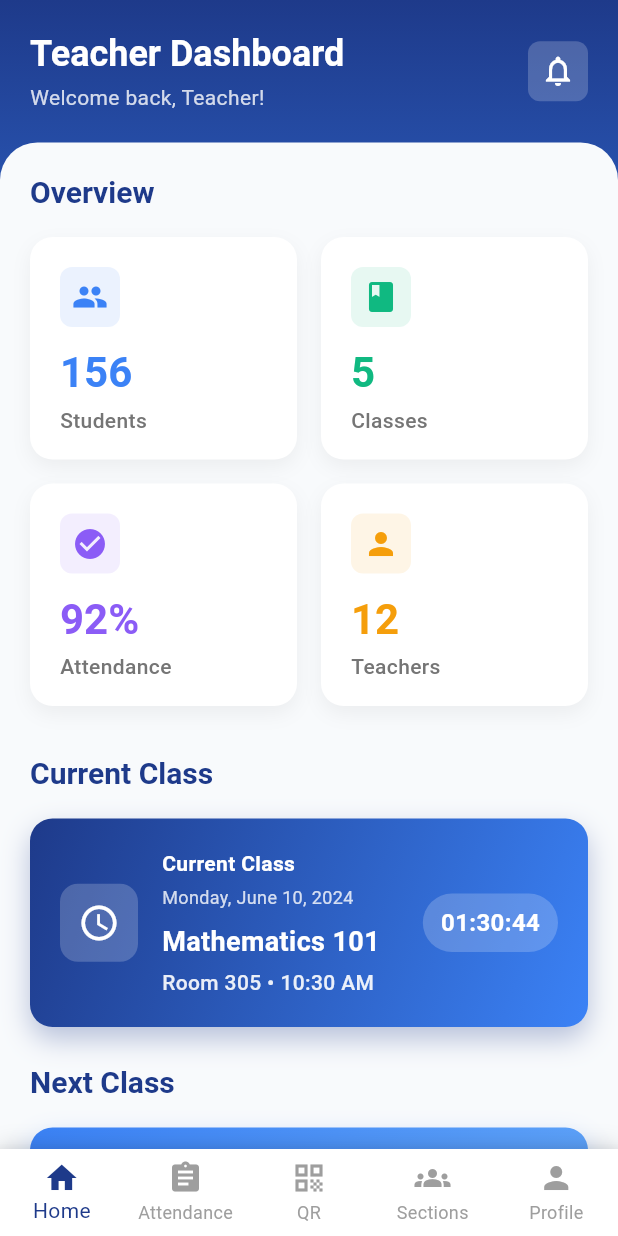
After one commit to Davefgh/Attendance_Monitoring_Mobile, a Flutter app: the DashboardScreen screen opened directly, on a phone screen of 412 x 824 dp. The commit adds this screen. Run offline on Flutter 3.47's test engine with Material 3 defaults, Android fonts, the phone set to English and light mode, and no system bars.

Commit message:
feat: implement dashboard

```diff
--- /dev/null
+++ b/lib/screens/dashboard_screen.dart
@@ -0,0 +1,432 @@
+import 'package:flutter/material.dart';
+
+class DashboardScreen extends StatefulWidget {
+  const DashboardScreen({super.key});
+
+  @override
+  State<DashboardScreen> createState() => _DashboardScreenState();
+}
+
+class _DashboardScreenState extends State<DashboardScreen> {
+  // Countdown timers
+  Duration currentClassTimeLeft = const Duration(hours: 1, minutes: 30, seconds: 45);
+  Duration nextClassTimeLeft = const Duration(hours: 0, minutes: 45, seconds: 30);
+
+  late DateTime currentClassEnd;
+  late DateTime nextClassStart;
+
+  @override
+  void initState() {
+    super.initState();
+    // Set current class end time (example: 1 hour 30 minutes from now)
+    currentClassEnd = DateTime.now().add(const Duration(hours: 1, minutes: 30, seconds: 45));
+    // Set next class start time (example: 2 hours 15 minutes from now)
+    nextClassStart = DateTime.now().add(const Duration(hours: 2, minutes: 15, seconds: 15));
+
+    // Start countdown timers
+    _startCountdown();
+  }
+
+  void _startCountdown() {
+    Future.delayed(const Duration(seconds: 1), () {
+      if (mounted) {
+        final now = DateTime.now();
+
+        // Update current class countdown
+        if (now.isBefore(currentClassEnd)) {
+          currentClassTimeLeft = currentClassEnd.difference(now);
+        } else {
+          currentClassTimeLeft = Duration.zero;
+        }
+
+        // Update next class countdown
+        if (now.isBefore(nextClassStart)) {
+          nextClassTimeLeft = nextClassStart.difference(now);
+        } else {
+          nextClassTimeLeft = Duration.zero;
+        }
+
+        setState(() {});
+        _startCountdown();
+      }
+    });
+  }
+
+  String _formatDuration(Duration duration) {
+    String twoDigits(int n) => n.toString().padLeft(2, "0");
+    String twoDigitMinutes = twoDigits(duration.inMinutes.remainder(60));
+    String twoDigitSeconds = twoDigits(duration.inSeconds.remainder(60));
+
+    if (duration.inHours > 0) {
+      return "${twoDigits(duration.inHours)}:$twoDigitMinutes:$twoDigitSeconds";
+    } else {
+      return "$twoDigitMinutes:$twoDigitSeconds";
+    }
+  }
+
+  @override
+  Widget build(BuildContext context) {
+    return Scaffold(
+      backgroundColor: const Color(0xFFF8FAFC),
+      body: Container(
+        decoration: const BoxDecoration(
+          gradient: LinearGradient(
+            begin: Alignment.topCenter,
+            end: Alignment.bottomCenter,
+            colors: [
+              Color(0xFF1E3A8A), // Deep blue
+              Color(0xFF3B82F6), // Blue
+              Color(0xFF60A5FA), // Light blue
+            ],
+          ),
+        ),
+        child: SafeArea(
+          child: Column(
+            children: [
+              // Header
+              Container(
+                padding: const EdgeInsets.all(20),
+                child: Row(
+                  children: [
+                    Expanded(
+                      child: Column(
+                        crossAxisAlignment: CrossAxisAlignment.start,
+                        children: [
+                          Text(
+                            'Teacher Dashboard',
+                            style: Theme.of(context).textTheme.headlineMedium?.copyWith(
+                              color: Colors.white,
+                              fontWeight: FontWeight.bold,
+                              fontSize: 24,
+                            ),
+                          ),
+                          const SizedBox(height: 4),
+                          Text(
+                            'Welcome back, Teacher!',
+                            style: Theme.of(context).textTheme.bodyMedium?.copyWith(
+                              color: Colors.white.withOpacity(0.8),
+                              fontSize: 14,
+                            ),
+                          ),
+                        ],
+                      ),
+                    ),
+                    Container(
+                      padding: const EdgeInsets.all(8),
+                      decoration: BoxDecoration(
+                        color: Colors.white.withOpacity(0.2),
+                        borderRadius: BorderRadius.circular(8),
+                      ),
+                      child: const Icon(
+                        Icons.notifications_outlined,
+                        color: Colors.white,
+                        size: 24,
+                      ),
+                    ),
+                  ],
+                ),
+              ),
+
+              // Main Content
+              Expanded(
+                child: Container(
+                  decoration: const BoxDecoration(
+                    color: Color(0xFFF8FAFC),
+                    borderRadius: BorderRadius.only(
+                      topLeft: Radius.circular(25),
+                      topRight: Radius.circular(25),
+                    ),
+                  ),
+                  child: SingleChildScrollView(
+                    padding: const EdgeInsets.all(20),
+                    child: Column(
+                      crossAxisAlignment: CrossAxisAlignment.start,
+                      children: [
+                        // Overview Section
+                        Text(
+                          'Overview',
+                          style: Theme.of(context).textTheme.headlineSmall?.copyWith(
+                            fontWeight: FontWeight.bold,
+                            color: const Color(0xFF1E3A8A),
+                            fontSize: 20,
+                          ),
+                        ),
+                        const SizedBox(height: 16),
+
+                        // 4 Cards Grid
+                        GridView.count(
+                          shrinkWrap: true,
+                          physics: const NeverScrollableScrollPhysics(),
+                          crossAxisCount: 2,
+                          crossAxisSpacing: 16,
+                          mainAxisSpacing: 16,
+                          childAspectRatio: 1.2,
+                          children: [
+                            _buildOverviewCard(
+                              'Students',
+                              '156',
+                              Icons.people,
+                              const Color(0xFF3B82F6),
+                            ),
+                            _buildOverviewCard(
+                              'Classes',
+                              '5',
+                              Icons.class_,
+                              const Color(0xFF10B981),
+                            ),
+                            _buildOverviewCard(
+                              'Attendance',
+                              '92%',
+                              Icons.check_circle,
+                              const Color(0xFF8B5CF6),
+                            ),
+                            _buildOverviewCard(
+                              'Teachers',
+                              '12',
+                              Icons.person,
+                              const Color(0xFFF59E0B),
+                            ),
+                          ],
+                        ),
+
+                        const SizedBox(height: 32),
+
+                        // Current Class Section
+                        Text(
+                          'Current Class',
+                          style: Theme.of(context).textTheme.headlineSmall?.copyWith(
+                            fontWeight: FontWeight.bold,
+                            color: const Color(0xFF1E3A8A),
+                            fontSize: 20,
+                          ),
+                        ),
+                        const SizedBox(height: 16),
+
+                        _buildClassCard(
+                          'Mathematics 101',
+                          'Room 305 • 10:30 AM',
+                          'Monday, June 10, 2024',
+                          _formatDuration(currentClassTimeLeft),
+                          true, // is current class
+                        ),
+
+                        const SizedBox(height: 24),
+
+                        // Next Class Section
+                        Text(
+                          'Next Class',
+                          style: Theme.of(context).textTheme.headlineSmall?.copyWith(
+                            fontWeight: FontWeight.bold,
+                            color: const Color(0xFF1E3A8A),
+                            fontSize: 20,
+                          ),
+                        ),
+                        const SizedBox(height: 16),
+
+                        _buildClassCard(
+                          'Science 201',
+                          'Room 205 • 12:00 PM',
+                          'Monday, June 10, 2024',
+                          _formatDuration(nextClassTimeLeft),
+                          false, // is next class
+                        ),
+                      ],
+                    ),
+                  ),
+                ),
+              ),
+            ],
+          ),
+        ),
+      ),
+      bottomNavigationBar: Container(
+        decoration: BoxDecoration(
+          color: Colors.white,
+          boxShadow: [
+            BoxShadow(
+              color: Colors.black.withOpacity(0.1),
+              blurRadius: 10,
+              offset: const Offset(0, -5),
+            ),
+          ],
+        ),
+        child: BottomNavigationBar(
+          backgroundColor: Colors.white,
+          selectedItemColor: const Color(0xFF1E3A8A),
+          unselectedItemColor: Colors.grey,
+          type: BottomNavigationBarType.fixed,
+          currentIndex: 0,
+          items: const [
+            BottomNavigationBarItem(
+              icon: Icon(Icons.home),
+              label: 'Home',
+            ),
+            BottomNavigationBarItem(
+              icon: Icon(Icons.assignment),
+              label: 'Attendance',
+            ),
+            BottomNavigationBarItem(
+              icon: Icon(Icons.qr_code),
+              label: 'QR',
+            ),
+            BottomNavigationBarItem(
+              icon: Icon(Icons.groups),
+              label: 'Sections',
+            ),
+            BottomNavigationBarItem(
+              icon: Icon(Icons.person),
+              label: 'Profile',
+            ),
+          ],
+        ),
+      ),
+    );
+  }
+
+  Widget _buildOverviewCard(String title, String value, IconData icon, Color color) {
+    return Container(
+      padding: const EdgeInsets.all(20),
+      decoration: BoxDecoration(
+        color: Colors.white,
+        borderRadius: BorderRadius.circular(15),
+        boxShadow: [
+          BoxShadow(
+            color: Colors.black.withOpacity(0.05),
+            blurRadius: 10,
+            offset: const Offset(0, 5),
+          ),
+        ],
+      ),
+      child: Column(
+        crossAxisAlignment: CrossAxisAlignment.start,
+        children: [
+          Container(
+            padding: const EdgeInsets.all(8),
+            decoration: BoxDecoration(
+              color: color.withOpacity(0.1),
+              borderRadius: BorderRadius.circular(8),
+            ),
+            child: Icon(
+              icon,
+              color: color,
+              size: 24,
+            ),
+          ),
+          const SizedBox(height: 12),
+          Text(
+            value,
+            style: Theme.of(context).textTheme.headlineMedium?.copyWith(
+              fontWeight: FontWeight.bold,
+              color: color,
+              fontSize: 28,
+            ),
+          ),
+          const SizedBox(height: 4),
+          Text(
+            title,
+            style: Theme.of(context).textTheme.bodyMedium?.copyWith(
+              color: Colors.grey[600],
+              fontWeight: FontWeight.w500,
+            ),
+          ),
+        ],
+      ),
+    );
+  }
+
+  Widget _buildClassCard(String course, String location, String date, String countdown, bool isCurrent) {
+    return Container(
+      padding: const EdgeInsets.all(20),
+      decoration: BoxDecoration(
+        gradient: LinearGradient(
+          colors: isCurrent
+            ? [const Color(0xFF1E3A8A), const Color(0xFF3B82F6)]
+            : [const Color(0xFF3B82F6), const Color(0xFF60A5FA)],
+          begin: Alignment.topLeft,
+          end: Alignment.bottomRight,
+        ),
+        borderRadius: BorderRadius.circular(15),
+        boxShadow: [
+          BoxShadow(
+            color: (isCurrent ? const Color(0xFF1E3A8A) : const Color(0xFF3B82F6)).withOpacity(0.3),
+            blurRadius: 15,
+            offset: const Offset(0, 8),
+          ),
+        ],
+      ),
+      child: Row(
+        children: [
+          Container(
+            padding: const EdgeInsets.all(12),
+            decoration: BoxDecoration(
+              color: Colors.white.withOpacity(0.2),
+              borderRadius: BorderRadius.circular(12),
+            ),
+            child: Icon(
+              Icons.schedule,
+              color: Colors.white,
+              size: 28,
+            ),
+          ),
+          const SizedBox(width: 16),
+          Expanded(
+            child: Column(
+              crossAxisAlignment: CrossAxisAlignment.start,
+              children: [
+                Text(
+                  isCurrent ? 'Current Class' : 'Next Class',
+                  style: const TextStyle(
+                    color: Colors.white,
+                    fontSize: 14,
+                    fontWeight: FontWeight.w600,
+                  ),
+                ),
+                const SizedBox(height: 4),
+                Text(
+                  date,
+                  style: TextStyle(
+                    color: Colors.white.withOpacity(0.8),
+                    fontSize: 12,
+                  ),
+                ),
+                const SizedBox(height: 8),
+                Text(
+                  course,
+                  style: const TextStyle(
+                    color: Colors.white,
+                    fontSize: 18,
+                    fontWeight: FontWeight.bold,
+                  ),
+                ),
+                const SizedBox(height: 4),
+                Text(
+                  location,
+                  style: TextStyle(
+                    color: Colors.white.withOpacity(0.9),
+                    fontSize: 14,
+                    fontWeight: FontWeight.w500,
+                  ),
+                ),
+              ],
+            ),
+          ),
+          Container(
+            padding: const EdgeInsets.symmetric(horizontal: 12, vertical: 8),
+            decoration: BoxDecoration(
+              color: Colors.white.withOpacity(0.2),
+              borderRadius: BorderRadius.circular(20),
+            ),
+            child: Text(
+              countdown,
+              style: const TextStyle(
+                color: Colors.white,
+                fontSize: 16,
+                fontWeight: FontWeight.bold,
+              ),
+            ),
+          ),
+        ],
+      ),
+    );
+  }
+}
--- a/lib/screens/login_screen.dart
+++ b/lib/screens/login_screen.dart
@@ -1,5 +1,6 @@
 import 'package:flutter/material.dart';
 import '../models/login_response_dto.dart';
+import 'dashboard_screen.dart';
 
 class LoginScreen extends StatefulWidget {
   const LoginScreen({super.key});
@@ -47,12 +48,11 @@ class _LoginScreenState extends State<LoginScreen> {
       );
 
       if (response.success) {
-        // Navigate to home screen or dashboard
+        // Navigate to dashboard
         if (mounted) {
-          ScaffoldMessenger.of(context).showSnackBar(
-            SnackBar(
-              content: Text(response.message ?? 'Login successful'),
-              backgroundColor: Colors.green,
+          Navigator.of(context).pushReplacement(
+            MaterialPageRoute(
+              builder: (context) => const DashboardScreen(),
             ),
           );
         }
```
